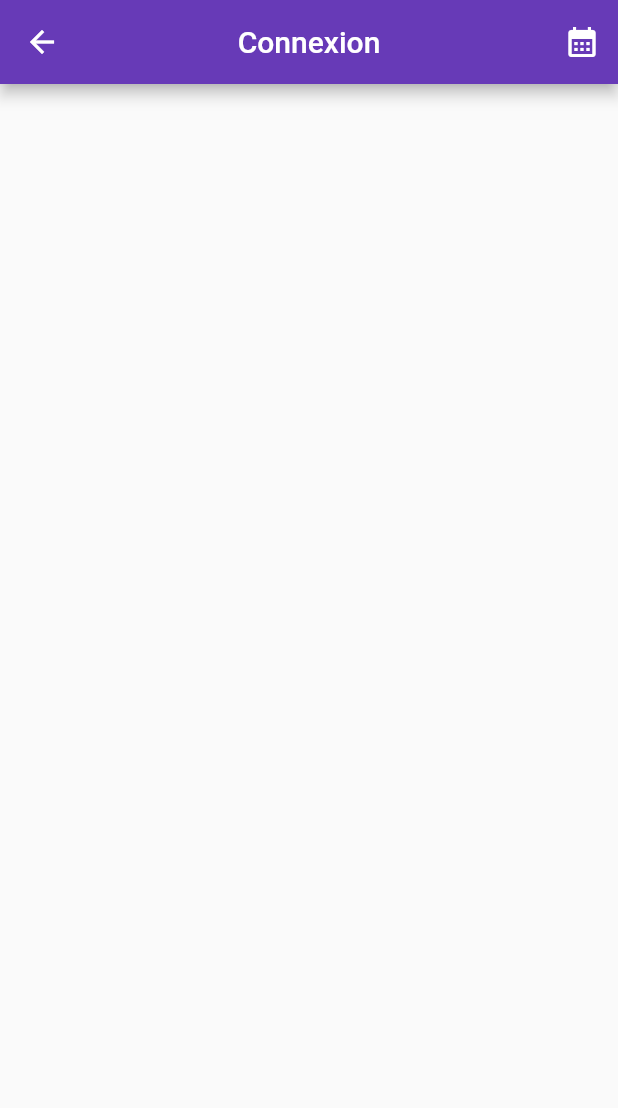
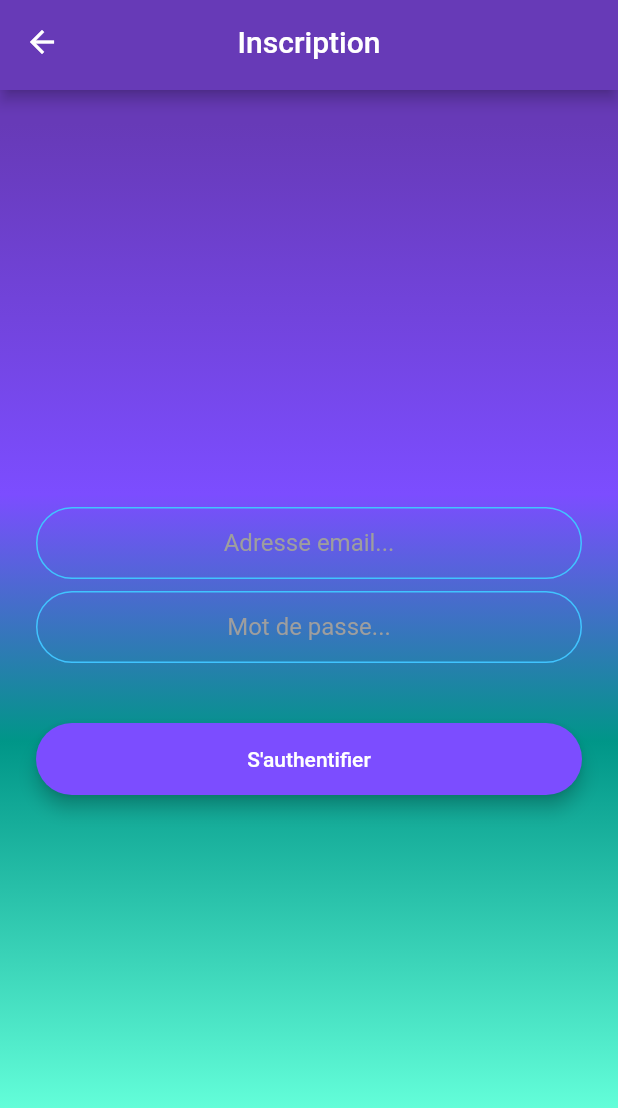
Before and after one commit to Cyril-lamirand/flutter_a5, a Flutter app: the screen it shows after launch, after a tap on "Connexion", on a phone screen of 412 x 824 dp. Shown: the top 1108 px of the screen. Run offline on Flutter 3.47's test engine with Material 2 defaults, Android fonts, the phone set to English and light mode, and no system bars; our stand-ins replace firebase_auth, firebase_core, modal_progress_hud; accounts and stored records are empty.

Commit message:
[ADD] Dynamic AppBar
Update :
- Home Screen
- Welcome Screen
- Register Screen
- Login Screen

Desc : add parameters to the AppBar.

```diff
--- a/lib/client/screens/home.dart
+++ b/lib/client/screens/home.dart
@@ -1,3 +1,4 @@
+import 'package:a5_app/client/widgets/appBarWidget.dart';
 import 'package:flutter/material.dart';
 
 class Home extends StatefulWidget {
@@ -8,8 +9,24 @@ class Home extends StatefulWidget {
 class _HomeState extends State<Home> {
   @override
   Widget build(BuildContext context) {
-    return Text(
-        "Home Page"
+    return Container(
+      decoration: const BoxDecoration(
+      gradient: LinearGradient(
+        begin: Alignment.topCenter,
+        end: Alignment.bottomCenter,
+        stops: [0.1, 0.4, 0.6, 0.9],
+        colors: [
+          Colors.deepPurple,
+          Colors.deepPurpleAccent,
+          Colors.teal,
+          Colors.tealAccent,
+        ],
+      )
+    ),
+      child: const Scaffold(
+        appBar: AppBarWidget(title: "Accueil", hideActionProfile: false, actionReturnButton: false),
+
+      )
     );
   }
 }
--- a/lib/client/screens/login.dart
+++ b/lib/client/screens/login.dart
@@ -1,17 +1,117 @@
 import 'package:a5_app/client/widgets/appBarWidget.dart';
 import 'package:flutter/material.dart';
+import 'package:firebase_auth/firebase_auth.dart';
+import '../widgets/roundedButton.dart';
+import 'package:modal_progress_hud/modal_progress_hud.dart';
+
+//code for designing the UI of our text field where the user writes his email id or password
+const kTextFieldDecoration = InputDecoration(
+    hintText: 'Saisir...',
+    hintStyle: TextStyle(color: Colors.grey),
+    contentPadding: EdgeInsets.symmetric(vertical: 10.0, horizontal: 20.0),
+    border: OutlineInputBorder(
+      borderRadius: BorderRadius.all(Radius.circular(32.0)),
+    ),
+    enabledBorder: OutlineInputBorder(
+      borderSide: BorderSide(color: Colors.lightBlueAccent, width: 1.0),
+      borderRadius: BorderRadius.all(Radius.circular(32.0)),
+    ),
+    focusedBorder: OutlineInputBorder(
+      borderSide: BorderSide(color: Colors.lightBlueAccent, width: 2.0),
+      borderRadius: BorderRadius.all(Radius.circular(32.0)),
+    )
+);
 
 class Login extends StatefulWidget {
   @override
   _LoginState createState() => _LoginState();
 }
 
+final _auth = FirebaseAuth.instance;
+
 class _LoginState extends State<Login> {
+  late String email;
+  late String password;
+  bool showSpinner = false;
 
   @override
   Widget build(BuildContext context) {
-    return Scaffold(
-      appBar: AppBarWidget(title: "Connexion"),
+    return Container(
+      decoration: const BoxDecoration(
+        gradient: LinearGradient(
+          begin: Alignment.topCenter,
+          end: Alignment.bottomCenter,
+          stops: [0.1, 0.4, 0.6, 0.9],
+          colors: [
+            Colors.deepPurple,
+            Colors.deepPurpleAccent,
+            Colors.teal,
+            Colors.tealAccent,
+          ],
+        )
+      ),
+      child: Scaffold(
+        backgroundColor: Colors.transparent,
+        appBar: const AppBarWidget(title: "Inscription", hideActionProfile: true, actionReturnButton: true),
+        body: ModalProgressHUD(
+          inAsyncCall: showSpinner,
+          child: Padding(
+            padding: const EdgeInsets.symmetric(horizontal: 24.0),
+            child: Column(
+              mainAxisAlignment: MainAxisAlignment.center,
+              crossAxisAlignment: CrossAxisAlignment.stretch,
+              children: <Widget>[
+                TextField(
+                  keyboardType: TextInputType.emailAddress,
+                  textAlign: TextAlign.center,
+                  onChanged: (value) {
+                    email = value;
+                  },
+                  decoration: kTextFieldDecoration.copyWith(
+                    hintText: "Adresse email..."
+                  ),
+                ),
+                const SizedBox(
+                  height: 8.0,
+                ),
+                TextField(
+                  obscureText: true,
+                  textAlign: TextAlign.center,
+                  onChanged: (value) {
+                    password = value;
+                  },
+                  decoration: kTextFieldDecoration.copyWith(
+                    hintText: 'Mot de passe...'
+                  ),
+                ),
+                const SizedBox(
+                  height: 24.0,
+                ),
+                RoundedButton(
+                  colour: Colors.deepPurpleAccent.shade200,
+                  title: "S\'authentifier",
+                  onPressed: () async {
+                    setState(() {
+                      showSpinner = true;
+                    });
+                    try {
+                      final user = await _auth.signInWithEmailAndPassword(email: email, password: password);
+                      if (user != null) {
+                        Navigator.pushNamed(context, 'home_screen');
+                      }
+                    } catch (e) {
+                      print(e);
+                    }
+                    setState(() {
+                      showSpinner = false;
+                    });
+                  }
+                )
+              ],
+            )
+          )
+        )
+      )
     );
   }
 }
--- a/lib/client/screens/register.dart
+++ b/lib/client/screens/register.dart
@@ -54,7 +54,7 @@ class _RegisterState extends State<Register> {
       ),
       child: Scaffold(
         backgroundColor: Colors.transparent,
-        appBar: const AppBarWidget(title: "Inscription"),
+        appBar: const AppBarWidget(title: "Inscription", hideActionProfile: true, actionReturnButton: true),
         body: ModalProgressHUD(
           inAsyncCall: showSpinner,
           child: Padding(
@@ -113,12 +113,9 @@ class _RegisterState extends State<Register> {
                 )
               ],
             )
-
           )
         )
-
       )
     );
-
   }
 }
--- a/lib/client/screens/welcome.dart
+++ b/lib/client/screens/welcome.dart
@@ -50,7 +50,7 @@ class _WelcomeState extends State<Welcome> {
             ]
           ),
         )
-      ),
+      )
     );
   }
 }
--- a/lib/client/widgets/appBarWidget.dart
+++ b/lib/client/widgets/appBarWidget.dart
@@ -1,25 +1,45 @@
 import 'package:flutter/material.dart';
 
-class AppBarWidget extends StatelessWidget with PreferredSizeWidget{
+class AppBarWidget extends StatefulWidget implements PreferredSizeWidget {
   final String title;
-  const AppBarWidget({Key? key, required this.title}) : super(key: key);
+  final bool hideActionProfile;
+  final bool actionReturnButton;
+  const AppBarWidget({Key? key, required this.title, required this.hideActionProfile, required this.actionReturnButton}) : super(key: key);
 
+  @override
+  State<AppBarWidget> createState() => _AppBarWidgetState();
+
+  @override
+  Size get preferredSize => const Size.fromHeight(60);
+
+}
+
+class _AppBarWidgetState extends State<AppBarWidget> {
   @override
   Widget build(BuildContext context) {
 
+    if (widget.hideActionProfile) {
       return AppBar(
-      title: Text(title),
+        title: Text(widget.title),
         centerTitle: true,
         backgroundColor: Colors.deepPurple,
+        automaticallyImplyLeading: widget.actionReturnButton
+      );
+    } else {
+      return AppBar(
+        title: Text(widget.title),
+        centerTitle: true,
+        backgroundColor: Colors.deepPurple,
+        automaticallyImplyLeading: widget.actionReturnButton,
         actions: [
-        IconButton(onPressed: () {},
-            icon: const Icon(Icons.calendar_month)
-        ),
+          IconButton(
+              onPressed: () {
+
+              },
+              icon: const Icon(Icons.account_circle)
+          )
         ],
       );
     }
-
-  @override
-  Size get preferredSize => const Size.fromHeight(kToolbarHeight);
-
   }
+}
```
Lines whose indentation alone changed are shown as unchanged.
